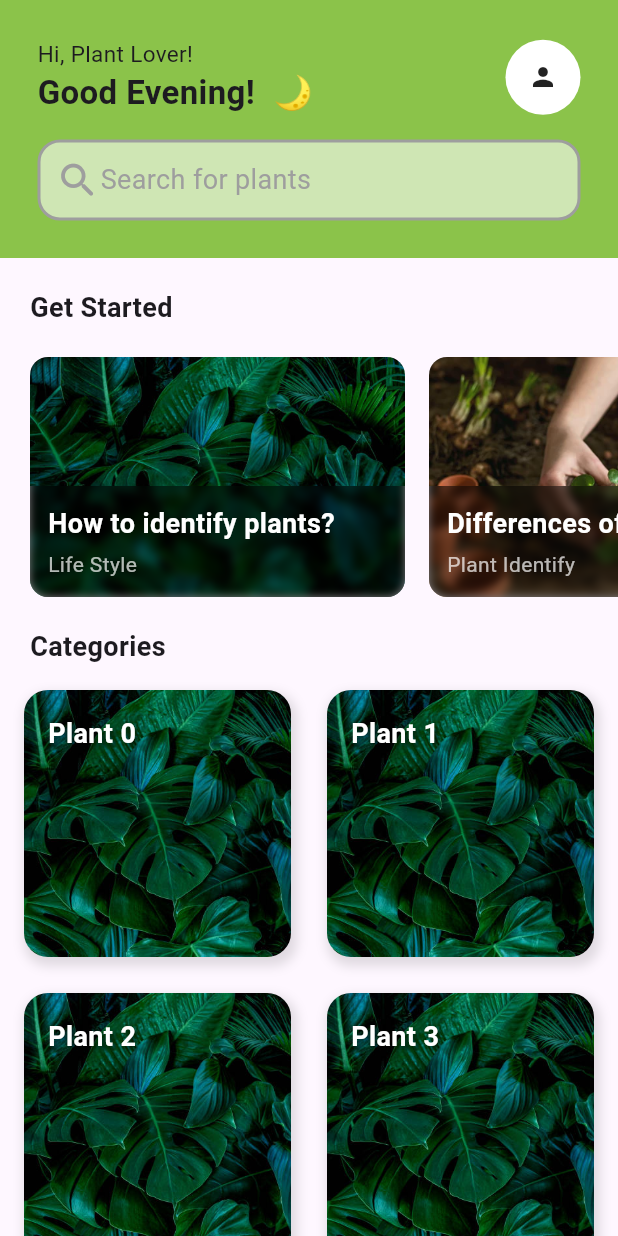
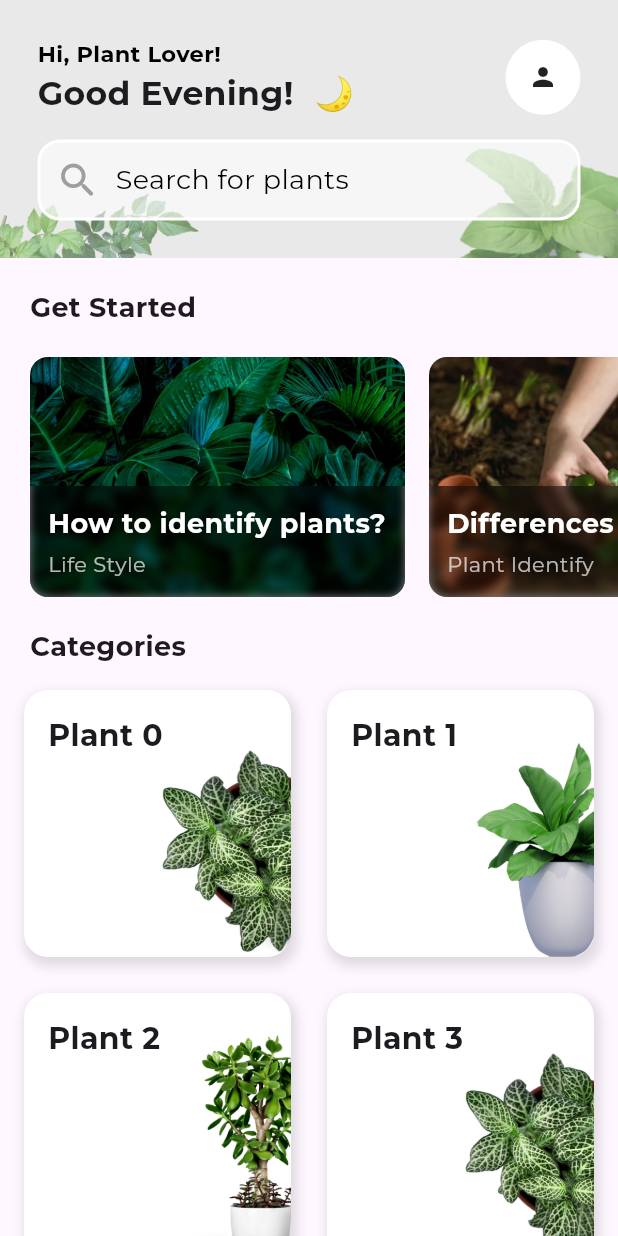
Before and after one commit to fadikhan51/Instagram-Insights, a Flutter app: the screen it shows after launch, on a phone screen of 412 x 824 dp. Run offline on Flutter 3.47's test engine with Material 3 defaults, Android fonts, the phone set to English and light mode, and no system bars; our stand-ins replace google_fonts.

Commit message:
Added assets and managed Home Screen structure

```diff
--- a/plants_classification/lib/Widgets/HomeScreenDetaiilsSection.dart
+++ b/plants_classification/lib/Widgets/HomeScreenDetaiilsSection.dart
@@ -9,9 +9,9 @@ class HomeScreenDetailsSection extends StatelessWidget {
   Widget build(BuildContext context) {
     return CustomScrollView(
       slivers: [
-        SliverToBoxAdapter(
+        const SliverToBoxAdapter(
           child: Padding(
-            padding: const EdgeInsets.only(left: 20.0, top: 20),
+            padding: EdgeInsets.only(left: 20.0, top: 20),
             child: Text(
               "Get Started",
               style: TextStyle(
@@ -44,7 +44,7 @@ class HomeScreenDetailsSection extends StatelessWidget {
                 return PlantCard(
                   title: 'Plant $index',
                   imageUrl:
-                      'assets/plant_image.jpg', // Replace with your image asset
+                      'assets/${(index % 3) + 1}.png', // Replace with your image asset
                 );
               },
               childCount: 6, // Number of cards
--- a/plants_classification/lib/Widgets/HomeScreenSearchSection.dart
+++ b/plants_classification/lib/Widgets/HomeScreenSearchSection.dart
@@ -1,13 +1,19 @@
 import 'package:flutter/material.dart';
 
-class HomeScreenSearchSection extends StatelessWidget{
+class HomeScreenSearchSection extends StatelessWidget {
   const HomeScreenSearchSection({super.key});
 
   @override
   Widget build(BuildContext context) {
-    return  Container(
-            padding: EdgeInsets.all(25),
-            decoration: const BoxDecoration(color: Colors.lightGreen),
+    return Container(
+      padding: const EdgeInsets.all(25),
+      decoration: const BoxDecoration(
+        image: DecorationImage(
+          image: AssetImage(
+              'assets/upper_background.png'), // Replace with your image path
+          fit: BoxFit.cover,
+        ),
+      ),
       child: Column(
         mainAxisSize: MainAxisSize.min,
         children: [
@@ -19,11 +25,15 @@ class HomeScreenSearchSection extends StatelessWidget{
                 children: [
                   Text(
                     "Hi, Plant Lover!",
-                          style: TextStyle(fontSize: 15),
+                    style: TextStyle(
+                        fontSize: 15,
+                        fontWeight: FontWeight.bold,
+                        color: Colors.black),
                   ),
-                        Text("Good Evening!  🌙",
-                            style: TextStyle(
-                                fontSize: 22, fontWeight: FontWeight.bold))
+                  Text(
+                    "Good Evening!  🌙",
+                    style: TextStyle(fontSize: 22, fontWeight: FontWeight.bold),
+                  ),
                 ],
               ),
               Container(
@@ -36,7 +46,7 @@ class HomeScreenSearchSection extends StatelessWidget{
                   Icons.person,
                   size: 20,
                 ),
-                    )
+              ),
             ],
           ),
           Container(
@@ -45,25 +55,27 @@ class HomeScreenSearchSection extends StatelessWidget{
             decoration: BoxDecoration(
               color: Color.fromARGB(150, 255, 255, 255),
               borderRadius: BorderRadius.circular(15),
-                    border: Border.all(color: Colors.grey, width: 2),
+              border: Border.all(color: Colors.white, width: 2),
             ),
-                  child: Row(
+            child: const Row(
               children: [
                 Icon(
                   Icons.search_rounded,
                   color: Colors.grey,
                   size: 30,
                 ),
-                      Text(
+                 Padding(
+                  padding: EdgeInsets.symmetric(horizontal: 10),
+                  child: Text(
                     "Search for plants",
-                        style: TextStyle(fontSize: 18, color: Colors.grey),
-                      )
-                    ],
+                    style: TextStyle(fontSize: 18, color: Colors.black),
                   ),
                 )
               ],
             ),
+          ),
+        ],
+      ),
     );
   }
-
 }
--- a/plants_classification/lib/Widgets/VerticalCustomGrid.dart
+++ b/plants_classification/lib/Widgets/VerticalCustomGrid.dart
@@ -1,4 +1,5 @@
 import 'package:flutter/material.dart';
+import 'package:google_fonts/google_fonts.dart';
 
 class PlantCardGrid extends StatelessWidget {
   @override
@@ -65,18 +66,13 @@ class PlantCard extends StatelessWidget {
               left: 16,
               child: Text(
                 title,
-                style: const TextStyle(
-                  color: Colors.white,  // Text color contrasting with the background
-                  fontSize: 18,
-                  fontWeight: FontWeight.bold,
-                  shadows: [
-                    Shadow(
-                      blurRadius: 4,
-                      color: Colors.black54,
-                      offset: Offset(2, 2),
-                    ),
-                  ],
-                ),
+                style: GoogleFonts.montserrat(
+                  textStyle : const TextStyle(
+                    fontSize: 20,
+                    fontWeight: FontWeight.bold,
+
+                  ),
+                )
               ),
             ),
           ],
--- a/plants_classification/lib/main.dart
+++ b/plants_classification/lib/main.dart
@@ -1,4 +1,5 @@
 import 'package:flutter/material.dart';
+import 'package:google_fonts/google_fonts.dart';
 import 'package:plants_classification/Screens/HomeScreen.dart';
 
 void main() {
@@ -12,6 +13,9 @@
   @override
   Widget build(BuildContext context) {
     return MaterialApp(
+      theme: ThemeData(
+        textTheme: GoogleFonts.montserratTextTheme(),
+      ),
       home: HomeScreen(),
     );
   }
```
Also changed, not shown: plants_classification/pubspec.yaml (+12 -6 lines), plants_classification/assets/1.png (added), plants_classification/assets/2.png (added), plants_classification/assets/3.png (added), plants_classification/assets/upper_background.png (added), plants_classification/google_fonts/Montserrat-Bold.ttf (added), plants_classification/google_fonts/Montserrat-Italic-VariableFont_wght.ttf (added), plants_classification/google_fonts/Montserrat-VariableFont_wght.ttf (added), plants_classification/pubspec.lock, 1 other file. Lines whose indentation alone changed are shown as unchanged.
